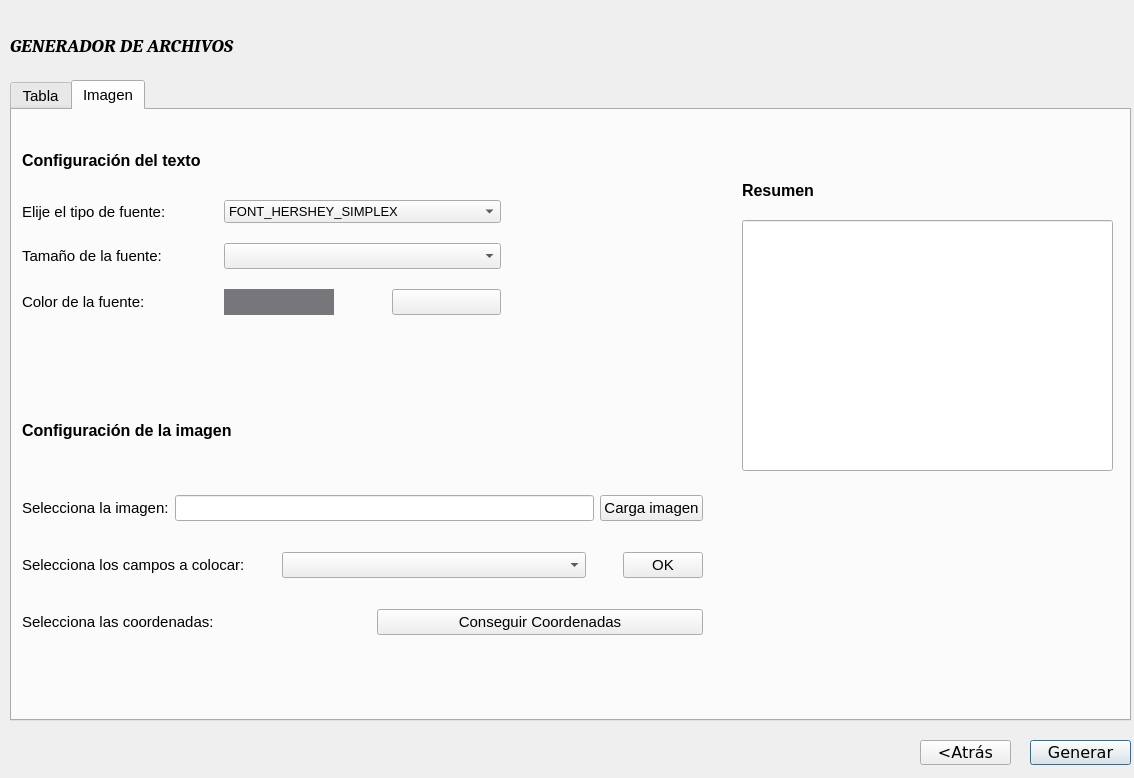
Old version of the form Excel.ui in the repository ivanduarte16/TFG.
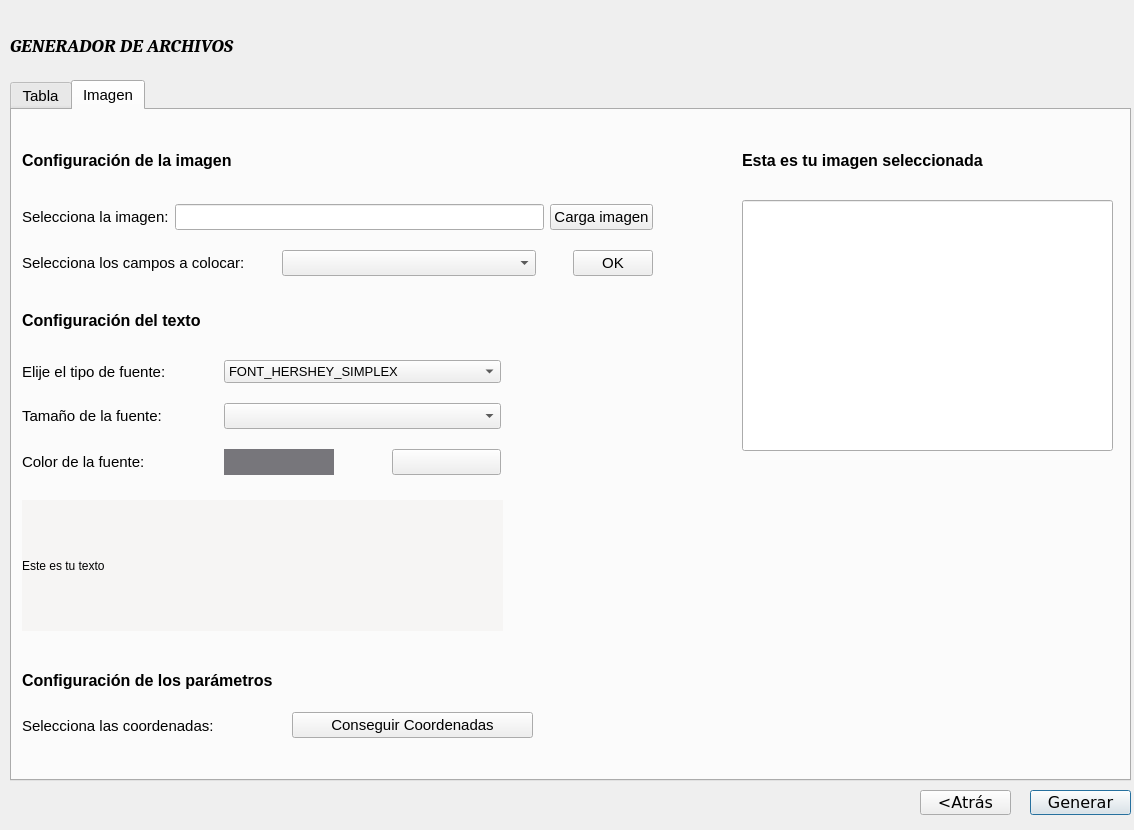
New version of the form. The open tabs and pages were chosen to show the change. Icons and pictures are not drawn. Custom widgets are drawn as their Qt base class.

Patch:
```diff
--- a/Excel.ui
+++ b/Excel.ui
@@ -7,7 +7,7 @@
     <x>0</x>
     <y>0</y>
     <width>1134</width>
-    <height>778</height>
+    <height>830</height>
    </rect>
   </property>
   <property name="windowTitle">
@@ -39,7 +39,7 @@
    <property name="geometry">
     <rect>
      <x>1030</x>
-     <y>740</y>
+     <y>790</y>
      <width>101</width>
      <height>25</height>
     </rect>
@@ -58,7 +58,7 @@
    <property name="geometry">
     <rect>
      <x>920</x>
-     <y>740</y>
+     <y>790</y>
      <width>91</width>
      <height>25</height>
     </rect>
@@ -79,7 +79,7 @@
      <x>10</x>
      <y>80</y>
      <width>1121</width>
-     <height>641</height>
+     <height>701</height>
     </rect>
    </property>
    <property name="font">
@@ -186,7 +186,7 @@
      <property name="geometry">
       <rect>
        <x>10</x>
-       <y>40</y>
+       <y>200</y>
        <width>221</width>
        <height>21</height>
       </rect>
@@ -206,7 +206,7 @@
      <property name="geometry">
       <rect>
        <x>10</x>
-       <y>90</y>
+       <y>250</y>
        <width>479</width>
        <height>117</height>
       </rect>
@@ -356,9 +356,9 @@
      <property name="geometry">
       <rect>
        <x>10</x>
-       <y>360</y>
-       <width>681</width>
-       <height>191</height>
+       <y>80</y>
+       <width>631</width>
+       <height>101</height>
       </rect>
      </property>
      <layout class="QGridLayout" name="gridLayout_2">
@@ -442,39 +442,13 @@
         </item>
        </layout>
       </item>
-      <item row="2" column="0">
-       <layout class="QHBoxLayout" name="horizontalLayout_3">
-        <property name="spacing">
-         <number>28</number>
-        </property>
-        <item>
-         <widget class="QLabel" name="label_9">
-          <property name="font">
-           <font>
-            <pointsize>11</pointsize>
-           </font>
-          </property>
-          <property name="text">
-           <string>Selecciona las coordenadas:</string>
-          </property>
-         </widget>
-        </item>
-        <item>
-         <widget class="QPushButton" name="carga_imagen_2">
-          <property name="text">
-           <string>Conseguir Coordenadas</string>
-          </property>
-         </widget>
-        </item>
-       </layout>
-      </item>
      </layout>
     </widget>
     <widget class="QLineEdit" name="lineEdit_2">
      <property name="geometry">
       <rect>
        <x>730</x>
-       <y>110</y>
+       <y>90</y>
        <width>371</width>
        <height>251</height>
       </rect>
@@ -484,7 +458,7 @@
      <property name="geometry">
       <rect>
        <x>10</x>
-       <y>310</y>
+       <y>40</y>
        <width>251</width>
        <height>21</height>
       </rect>
@@ -504,8 +478,8 @@
      <property name="geometry">
       <rect>
        <x>730</x>
-       <y>70</y>
-       <width>91</width>
+       <y>40</y>
+       <width>291</width>
        <height>21</height>
       </rect>
      </property>
@@ -517,7 +491,81 @@
       </font>
      </property>
      <property name="text">
-      <string>Resumen</string>
+      <string>Esta es tu imagen seleccionada</string>
+     </property>
+    </widget>
+    <widget class="QLabel" name="label_13">
+     <property name="geometry">
+      <rect>
+       <x>10</x>
+       <y>390</y>
+       <width>481</width>
+       <height>131</height>
+      </rect>
+     </property>
+     <property name="styleSheet">
+      <string notr="true">background-color: rgb(192, 191, 188);
+background-color: rgb(246, 245, 244);</string>
+     </property>
+     <property name="text">
+      <string>Este es tu texto</string>
+     </property>
+     <property name="alignment">
+      <set>Qt::AlignLeading|Qt::AlignLeft|Qt::AlignVCenter</set>
+     </property>
+    </widget>
+    <widget class="QWidget" name="layoutWidget">
+     <property name="geometry">
+      <rect>
+       <x>10</x>
+       <y>600</y>
+       <width>511</width>
+       <height>31</height>
+      </rect>
+     </property>
+     <layout class="QHBoxLayout" name="horizontalLayout_3">
+      <property name="spacing">
+       <number>28</number>
+      </property>
+      <item>
+       <widget class="QLabel" name="label_9">
+        <property name="font">
+         <font>
+          <pointsize>11</pointsize>
+         </font>
+        </property>
+        <property name="text">
+         <string>Selecciona las coordenadas:</string>
+        </property>
+       </widget>
+      </item>
+      <item>
+       <widget class="QPushButton" name="carga_imagen_2">
+        <property name="text">
+         <string>Conseguir Coordenadas</string>
+        </property>
+       </widget>
+      </item>
+     </layout>
+    </widget>
+    <widget class="QLabel" name="label_14">
+     <property name="geometry">
+      <rect>
+       <x>10</x>
+       <y>560</y>
+       <width>301</width>
+       <height>21</height>
+      </rect>
+     </property>
+     <property name="font">
+      <font>
+       <pointsize>12</pointsize>
+       <weight>75</weight>
+       <bold>true</bold>
+      </font>
+     </property>
+     <property name="text">
+      <string>Configuración de los parámetros</string>
      </property>
     </widget>
    </widget>
```
Left out of the diff: 35 changed lines with no effect on the pictures.
